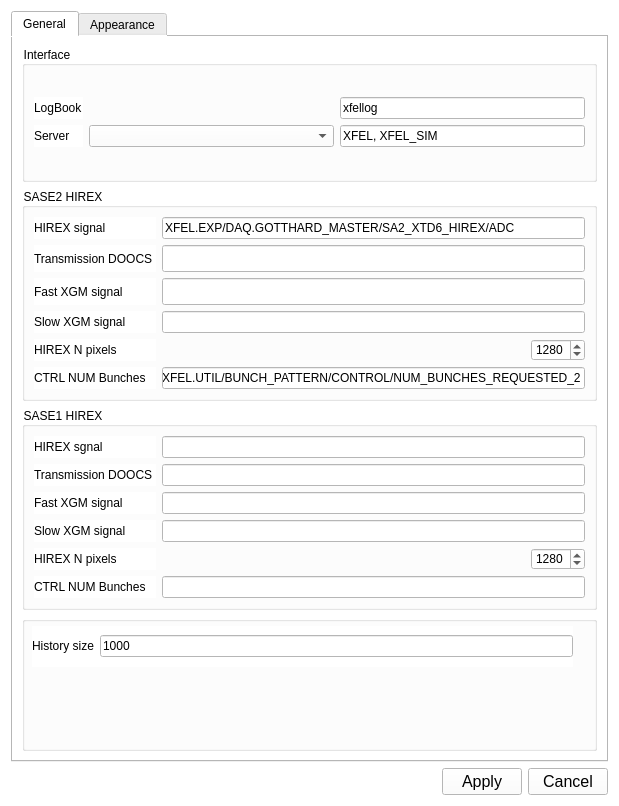
Before: the Qt Designer form gui/UISettings.ui in sergey-tomin/pyhirex, drawn with Qt 5.
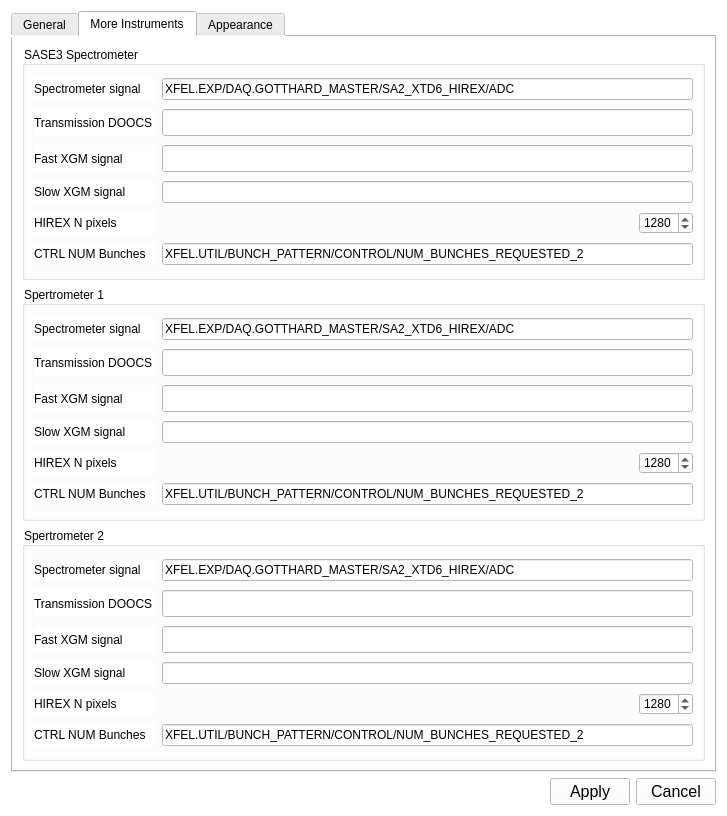
After: the same form once the commit is applied. The open tabs and pages were chosen to show the change.

What changed in the file:
```diff
--- a/gui/UISettings.ui
+++ b/gui/UISettings.ui
@@ -6,8 +6,8 @@
    <rect>
     <x>0</x>
     <y>0</y>
-    <width>619</width>
-    <height>806</height>
+    <width>727</width>
+    <height>816</height>
    </rect>
   </property>
   <property name="minimumSize">
@@ -92,35 +92,17 @@
       <attribute name="title">
        <string>General</string>
       </attribute>
-      <layout class="QGridLayout" name="gridLayout_11">
-       <item row="1" column="0">
-        <layout class="QGridLayout" name="gridLayout">
-         <item row="3" column="0" colspan="2">
-          <widget class="QGroupBox" name="groupBox">
-           <property name="sizePolicy">
-            <sizepolicy hsizetype="Minimum" vsizetype="Minimum">
-             <horstretch>0</horstretch>
-             <verstretch>0</verstretch>
-            </sizepolicy>
-           </property>
-           <property name="minimumSize">
-            <size>
-             <width>0</width>
-             <height>0</height>
-            </size>
-           </property>
-           <property name="maximumSize">
-            <size>
-             <width>16777215</width>
-             <height>16777215</height>
-            </size>
-           </property>
-           <property name="title">
-            <string>SASE2 HIREX</string>
-           </property>
-           <layout class="QGridLayout" name="gridLayout_4">
-            <item row="5" column="0">
-             <widget class="QLabel" name="label_3">
+      <layout class="QGridLayout" name="gridLayout">
+       <item row="0" column="0">
+        <widget class="QGroupBox" name="groupBox_3">
+         <property name="title">
+          <string>Interface</string>
+         </property>
+         <layout class="QGridLayout" name="gridLayout_7">
+          <item row="0" column="0">
+           <layout class="QGridLayout" name="gridLayout_6">
+            <item row="1" column="0">
+             <widget class="QLabel" name="label_15">
               <property name="text">
                <string>Fast XGM signal</string>
               </property>
@@ -232,11 +214,11 @@
              <widget class="QLineEdit" name="le_slow_xgm"/>
             </item>
            </layout>
-          </widget>
-         </item>
-        </layout>
+          </item>
+         </layout>
+        </widget>
        </item>
-       <item row="2" column="0">
+       <item row="1" column="0">
         <widget class="QGroupBox" name="groupBox_2">
          <property name="title">
           <string>SASE1 HIREX</string>
@@ -332,8 +314,26 @@
          </layout>
         </widget>
        </item>
-       <item row="0" column="0">
-        <widget class="QGroupBox" name="groupBox_3">
+       <item row="2" column="0">
+        <widget class="QGroupBox" name="groupBox">
+         <property name="sizePolicy">
+          <sizepolicy hsizetype="Minimum" vsizetype="Minimum">
+           <horstretch>0</horstretch>
+           <verstretch>0</verstretch>
+          </sizepolicy>
+         </property>
+         <property name="minimumSize">
+          <size>
+           <width>0</width>
+           <height>0</height>
+          </size>
+         </property>
+         <property name="maximumSize">
+          <size>
+           <width>16777215</width>
+           <height>16777215</height>
+          </size>
+         </property>
          <property name="title">
           <string>Interface</string>
          </property>
@@ -424,6 +424,430 @@
        </item>
       </layout>
      </widget>
+     <widget class="QWidget" name="tab_2">
+      <attribute name="title">
+       <string>More Instruments</string>
+      </attribute>
+      <layout class="QGridLayout" name="gridLayout_14">
+       <item row="0" column="0">
+        <widget class="QGroupBox" name="groupBox_5">
+         <property name="sizePolicy">
+          <sizepolicy hsizetype="Minimum" vsizetype="Minimum">
+           <horstretch>0</horstretch>
+           <verstretch>0</verstretch>
+          </sizepolicy>
+         </property>
+         <property name="minimumSize">
+          <size>
+           <width>0</width>
+           <height>0</height>
+          </size>
+         </property>
+         <property name="maximumSize">
+          <size>
+           <width>16777215</width>
+           <height>16777215</height>
+          </size>
+         </property>
+         <property name="title">
+          <string>SASE3 Spectrometer</string>
+         </property>
+         <layout class="QGridLayout" name="gridLayout_9">
+          <item row="5" column="0">
+           <widget class="QLabel" name="label_16">
+            <property name="text">
+             <string>Fast XGM signal</string>
+            </property>
+           </widget>
+          </item>
+          <item row="7" column="1">
+           <spacer name="horizontalSpacer_5">
+            <property name="orientation">
+             <enum>Qt::Horizontal</enum>
+            </property>
+            <property name="sizeHint" stdset="0">
+             <size>
+              <width>40</width>
+              <height>20</height>
+             </size>
+            </property>
+           </spacer>
+          </item>
+          <item row="7" column="0">
+           <widget class="QLabel" name="label_17">
+            <property name="text">
+             <string>HIREX N pixels</string>
+            </property>
+           </widget>
+          </item>
+          <item row="7" column="2">
+           <widget class="QSpinBox" name="sb_hrx_npx_sa3">
+            <property name="locale">
+             <locale language="English" country="UnitedStates"/>
+            </property>
+            <property name="minimum">
+             <number>10</number>
+            </property>
+            <property name="maximum">
+             <number>5000</number>
+            </property>
+            <property name="value">
+             <number>1280</number>
+            </property>
+           </widget>
+          </item>
+          <item row="8" column="0">
+           <widget class="QLabel" name="label_19">
+            <property name="text">
+             <string>CTRL NUM Bunches</string>
+            </property>
+           </widget>
+          </item>
+          <item row="8" column="1" colspan="2">
+           <widget class="QLineEdit" name="le_ctrl_num_bunch_sa3">
+            <property name="locale">
+             <locale language="English" country="UnitedStates"/>
+            </property>
+            <property name="text">
+             <string>XFEL.UTIL/BUNCH_PATTERN/CONTROL/NUM_BUNCHES_REQUESTED_2</string>
+            </property>
+           </widget>
+          </item>
+          <item row="2" column="1" colspan="2">
+           <widget class="QLineEdit" name="le_hirex_ch_sa3">
+            <property name="text">
+             <string>XFEL.EXP/DAQ.GOTTHARD_MASTER/SA2_XTD6_HIREX/ADC</string>
+            </property>
+           </widget>
+          </item>
+          <item row="2" column="0">
+           <widget class="QLabel" name="label_21">
+            <property name="text">
+             <string>Spectrometer signal</string>
+            </property>
+           </widget>
+          </item>
+          <item row="4" column="0">
+           <widget class="QLabel" name="label_22">
+            <property name="text">
+             <string>Transmission DOOCS </string>
+            </property>
+           </widget>
+          </item>
+          <item row="4" column="1" colspan="2">
+           <widget class="QLineEdit" name="le_trans_ch_sa3">
+            <property name="font">
+             <font>
+              <pointsize>12</pointsize>
+             </font>
+            </property>
+            <property name="text">
+             <string/>
+            </property>
+           </widget>
+          </item>
+          <item row="6" column="0">
+           <widget class="QLabel" name="label_23">
+            <property name="text">
+             <string>Slow XGM signal</string>
+            </property>
+           </widget>
+          </item>
+          <item row="5" column="1" colspan="2">
+           <widget class="QLineEdit" name="le_fast_xgm_sa3">
+            <property name="font">
+             <font>
+              <pointsize>12</pointsize>
+             </font>
+            </property>
+           </widget>
+          </item>
+          <item row="6" column="1" colspan="2">
+           <widget class="QLineEdit" name="le_slow_xgm_sa3"/>
+          </item>
+         </layout>
+        </widget>
+       </item>
+       <item row="1" column="0">
+        <widget class="QGroupBox" name="groupBox_6">
+         <property name="sizePolicy">
+          <sizepolicy hsizetype="Minimum" vsizetype="Minimum">
+           <horstretch>0</horstretch>
+           <verstretch>0</verstretch>
+          </sizepolicy>
+         </property>
+         <property name="minimumSize">
+          <size>
+           <width>0</width>
+           <height>0</height>
+          </size>
+         </property>
+         <property name="maximumSize">
+          <size>
+           <width>16777215</width>
+           <height>16777215</height>
+          </size>
+         </property>
+         <property name="title">
+          <string>Spertrometer 1</string>
+         </property>
+         <layout class="QGridLayout" name="gridLayout_12">
+          <item row="5" column="0">
+           <widget class="QLabel" name="label_24">
+            <property name="text">
+             <string>Fast XGM signal</string>
+            </property>
+           </widget>
+          </item>
+          <item row="7" column="1">
+           <spacer name="horizontalSpacer_6">
+            <property name="orientation">
+             <enum>Qt::Horizontal</enum>
+            </property>
+            <property name="sizeHint" stdset="0">
+             <size>
+              <width>40</width>
+              <height>20</height>
+             </size>
+            </property>
+           </spacer>
+          </item>
+          <item row="7" column="0">
+           <widget class="QLabel" name="label_25">
+            <property name="text">
+             <string>HIREX N pixels</string>
+            </property>
+           </widget>
+          </item>
+          <item row="7" column="2">
+           <widget class="QSpinBox" name="sb_hrx_npx_sp1">
+            <property name="locale">
+             <locale language="English" country="UnitedStates"/>
+            </property>
+            <property name="minimum">
+             <number>10</number>
+            </property>
+            <property name="maximum">
+             <number>5000</number>
+            </property>
+            <property name="value">
+             <number>1280</number>
+            </property>
+           </widget>
+          </item>
+          <item row="8" column="0">
+           <widget class="QLabel" name="label_26">
+            <property name="text">
+             <string>CTRL NUM Bunches</string>
+            </property>
+           </widget>
+          </item>
+          <item row="8" column="1" colspan="2">
+           <widget class="QLineEdit" name="le_ctrl_num_bunch_sp1">
+            <property name="locale">
+             <locale language="English" country="UnitedStates"/>
+            </property>
+            <property name="text">
+             <string>XFEL.UTIL/BUNCH_PATTERN/CONTROL/NUM_BUNCHES_REQUESTED_2</string>
+            </property>
+           </widget>
+          </item>
+          <item row="2" column="1" colspan="2">
+           <widget class="QLineEdit" name="le_hirex_ch_sp1">
+            <property name="text">
+             <string>XFEL.EXP/DAQ.GOTTHARD_MASTER/SA2_XTD6_HIREX/ADC</string>
+            </property>
+           </widget>
+          </item>
+          <item row="2" column="0">
+           <widget class="QLabel" name="label_27">
+            <property name="text">
+             <string>Spectrometer signal</string>
+            </property>
+           </widget>
+          </item>
+          <item row="4" column="0">
+           <widget class="QLabel" name="label_28">
+            <property name="text">
+             <string>Transmission DOOCS </string>
+            </property>
+           </widget>
+          </item>
+          <item row="4" column="1" colspan="2">
+           <widget class="QLineEdit" name="le_trans_ch_sp1">
+            <property name="font">
+             <font>
+              <pointsize>12</pointsize>
+             </font>
+            </property>
+            <property name="text">
+             <string/>
+            </property>
+           </widget>
+          </item>
+          <item row="6" column="0">
+           <widget class="QLabel" name="label_29">
+            <property name="text">
+             <string>Slow XGM signal</string>
+            </property>
+           </widget>
+          </item>
+          <item row="5" column="1" colspan="2">
+           <widget class="QLineEdit" name="le_fast_xgm_sp1">
+            <property name="font">
+             <font>
+              <pointsize>12</pointsize>
+             </font>
+            </property>
+           </widget>
+          </item>
+          <item row="6" column="1" colspan="2">
+           <widget class="QLineEdit" name="le_slow_xgm_sp1"/>
+          </item>
+         </layout>
+        </widget>
+       </item>
+       <item row="2" column="0">
+        <widget class="QGroupBox" name="groupBox_7">
+         <property name="sizePolicy">
+          <sizepolicy hsizetype="Minimum" vsizetype="Minimum">
+           <horstretch>0</horstretch>
+           <verstretch>0</verstretch>
+          </sizepolicy>
+         </property>
+         <property name="minimumSize">
+          <size>
+           <width>0</width>
+           <height>0</height>
+          </size>
+         </property>
+         <property name="maximumSize">
+          <size>
+           <width>16777215</width>
+           <height>16777215</height>
+          </size>
+         </property>
+         <property name="title">
+          <string>Spertrometer 2</string>
+         </property>
+         <layout class="QGridLayout" name="gridLayout_13">
+          <item row="5" column="0">
+           <widget class="QLabel" name="label_30">
+            <property name="text">
+             <string>Fast XGM signal</string>
+            </property>
+           </widget>
+          </item>
+          <item row="7" column="1">
+           <spacer name="horizontalSpacer_7">
+            <property name="orientation">
+             <enum>Qt::Horizontal</enum>
+            </property>
+            <property name="sizeHint" stdset="0">
+             <size>
+              <width>40</width>
+              <height>20</height>
+             </size>
+            </property>
+           </spacer>
+          </item>
+          <item row="7" column="0">
+           <widget class="QLabel" name="label_31">
+            <property name="text">
+             <string>HIREX N pixels</string>
+            </property>
+           </widget>
+          </item>
+          <item row="7" column="2">
+           <widget class="QSpinBox" name="sb_hrx_npx_sp2">
+            <property name="locale">
+             <locale language="English" country="UnitedStates"/>
+            </property>
+            <property name="minimum">
+             <number>10</number>
+            </property>
+            <property name="maximum">
+             <number>5000</number>
+            </property>
+            <property name="value">
+             <number>1280</number>
+            </property>
+           </widget>
+          </item>
+          <item row="8" column="0">
+           <widget class="QLabel" name="label_32">
+            <property name="text">
+             <string>CTRL NUM Bunches</string>
+            </property>
+           </widget>
+          </item>
+          <item row="8" column="1" colspan="2">
+           <widget class="QLineEdit" name="le_ctrl_num_bunch_sp2">
+            <property name="locale">
+             <locale language="English" country="UnitedStates"/>
+            </property>
+            <property name="text">
+             <string>XFEL.UTIL/BUNCH_PATTERN/CONTROL/NUM_BUNCHES_REQUESTED_2</string>
+            </property>
+           </widget>
+          </item>
+          <item row="2" column="1" colspan="2">
+           <widget class="QLineEdit" name="le_hirex_ch_sp2">
+            <property name="text">
+             <string>XFEL.EXP/DAQ.GOTTHARD_MASTER/SA2_XTD6_HIREX/ADC</string>
+            </property>
+           </widget>
+          </item>
+          <item row="2" column="0">
+           <widget class="QLabel" name="label_33">
+            <property name="text">
+             <string>Spectrometer signal</string>
+            </property>
+           </widget>
+          </item>
+          <item row="4" column="0">
+           <widget class="QLabel" name="label_34">
+            <property name="text">
+             <string>Transmission DOOCS </string>
+            </property>
+           </widget>
+          </item>
+          <item row="4" column="1" colspan="2">
+           <widget class="QLineEdit" name="le_trans_ch_sp2">
+            <property name="font">
+             <font>
+              <pointsize>12</pointsize>
+             </font>
+            </property>
+            <property name="text">
+             <string/>
+            </property>
+           </widget>
+          </item>
+          <item row="6" column="0">
+           <widget class="QLabel" name="label_35">
+            <property name="text">
+             <string>Slow XGM signal</string>
+            </property>
+           </widget>
+          </item>
+          <item row="5" column="1" colspan="2">
+           <widget class="QLineEdit" name="le_fast_xgm_sp2">
+            <property name="font">
+             <font>
+              <pointsize>12</pointsize>
+             </font>
+            </property>
+           </widget>
+          </item>
+          <item row="6" column="1" colspan="2">
+           <widget class="QLineEdit" name="le_slow_xgm_sp2"/>
+          </item>
+         </layout>
+        </widget>
+       </item>
+      </layout>
+     </widget>
      <widget class="QWidget" name="tab_5">
       <attribute name="title">
        <string>Appearance</string>
```
Left out of the diff: 276 changed lines with no effect on the pictures.
